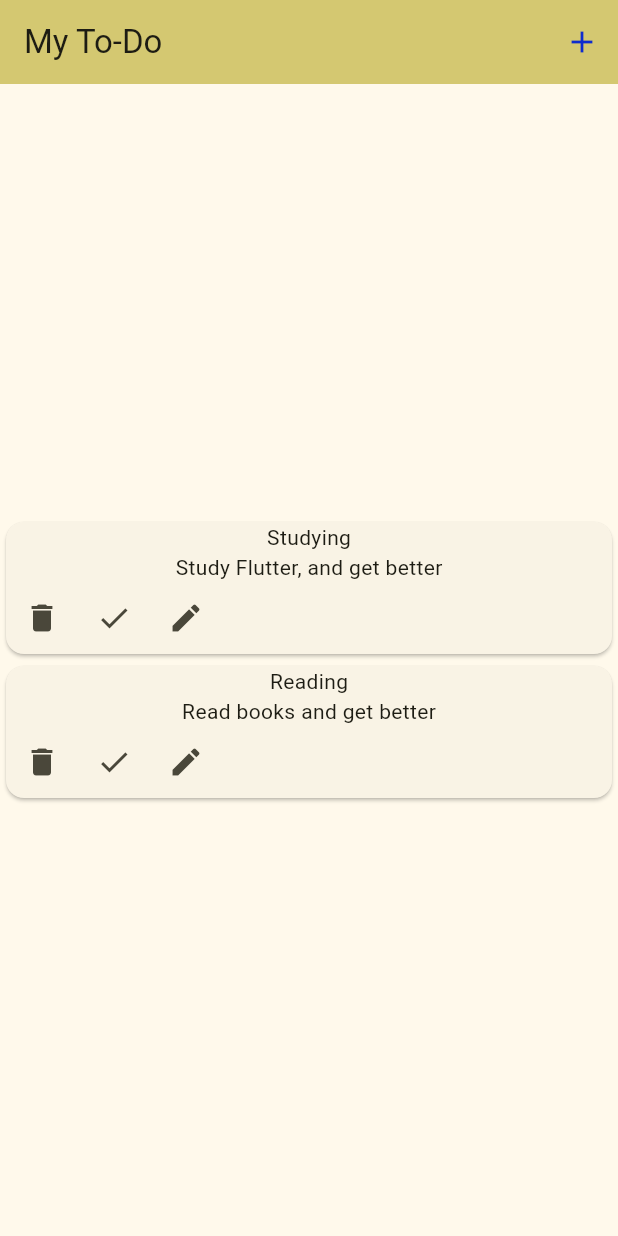
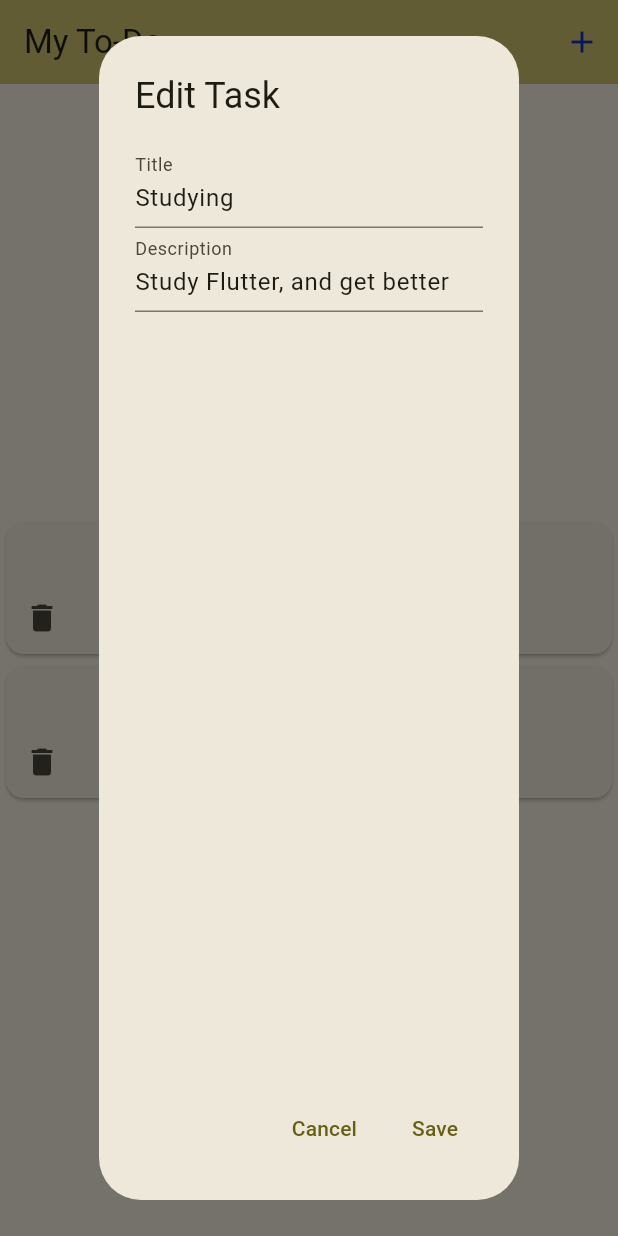
Before and after one commit to Turki-OTB/flutter-todo-app, a Flutter app: the screen it shows after launch, after a tap on the "edit" icon, on a phone screen of 412 x 824 dp. Run offline on Flutter 3.47's test engine with Material 3 defaults, Android fonts, the phone set to English and light mode, and no system bars.

Commit message:
Phase 5 complete: Edit task functionality

```diff
--- a/lib/main.dart
+++ b/lib/main.dart
@@ -116,6 +116,55 @@ class _MyHomePageState extends State<MyHomePage> {
     );
   }
 
+  void _showEditTaskDialog(Map<String, dynamic> task) {
+    // task parameter = which task to
+    TextEditingController titleController = TextEditingController(
+      text: task['title'],
+    );
+    TextEditingController descriptionController = TextEditingController(
+      text: task['description'],
+    );
+    showDialog(
+      context: context,
+      builder: (context) {
+        return AlertDialog(
+          title: Text('Edit Task'), // ← Changed from "Add"
+          content: Column(
+            children: [
+              TextField(
+                controller: titleController,
+                decoration: InputDecoration(labelText: 'Title'),
+              ),
+              TextField(
+                controller: descriptionController,
+                decoration: InputDecoration(labelText: 'Description'),
+              ),
+            ],
+          ),
+          actions: [
+            TextButton(
+              onPressed: () {
+                Navigator.pop(context);
+              },
+              child: Text('Cancel'),
+            ),
+            TextButton(
+              onPressed: () {
+                // UPDATE logic will go here (different from Add!)
+                setState(() {
+                  task['title'] = titleController.text;
+                  task['description'] = descriptionController.text;
+                });
+                Navigator.pop(context);
+              },
+              child: Text('Save'), // ← Changed from "Add"
+            ),
+          ],
+        );
+      },
+    );
+  }
+
   @override
   Widget build(BuildContext context) {
     // This method is rerun every time setState is called, for instance as done
@@ -200,7 +249,12 @@ class _MyHomePageState extends State<MyHomePage> {
                           },
                           icon: Icon(Icons.check),
                         ),
-                        IconButton(onPressed: () {}, icon: Icon(Icons.edit)),
+                        IconButton(
+                          onPressed: () {
+                            _showEditTaskDialog(task);
+                          },
+                          icon: Icon(Icons.edit),
+                        ),
                       ],
                     ),
                   ],
```
